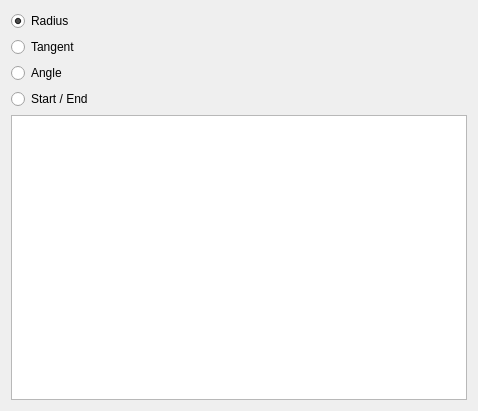
joelgraff/freecad.trails, file freecad/trails/resources/ui/edit_alignment_task.ui: the form before one commit.
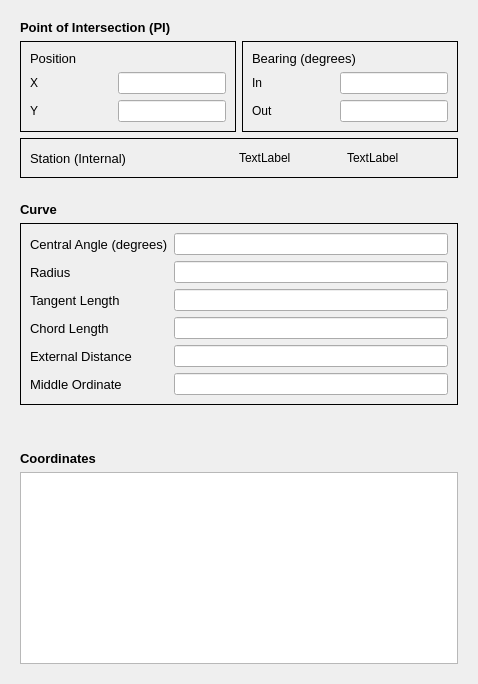
The form after the commit.

Commit message: redesigned edit alignment task panel

```diff
--- a/freecad/trails/resources/ui/edit_alignment_task.ui
+++ b/freecad/trails/resources/ui/edit_alignment_task.ui
@@ -7,7 +7,7 @@
     <x>0</x>
     <y>0</y>
     <width>478</width>
-    <height>411</height>
+    <height>577</height>
    </rect>
   </property>
   <property name="sizePolicy">
@@ -21,61 +21,423 @@
   </property>
   <layout class="QVBoxLayout" name="verticalLayout_2">
    <item>
-    <layout class="QVBoxLayout" name="verticalLayout" stretch="0,0,0,0,1">
-     <item>
-      <widget class="QRadioButton" name="radius_lock">
-       <property name="text">
-        <string>Radius</string>
-       </property>
-       <property name="checked">
-        <bool>true</bool>
-       </property>
-       <attribute name="buttonGroup">
-        <string notr="true">lock_group</string>
-       </attribute>
-      </widget>
-     </item>
-     <item>
-      <widget class="QRadioButton" name="tangent_lock">
-       <property name="text">
-        <string>Tangent</string>
-       </property>
-       <property name="checked">
-        <bool>false</bool>
-       </property>
-       <attribute name="buttonGroup">
-        <string notr="true">lock_group</string>
-       </attribute>
-      </widget>
-     </item>
-     <item>
-      <widget class="QRadioButton" name="angle_lock">
-       <property name="text">
-        <string>Angle</string>
-       </property>
-       <attribute name="buttonGroup">
-        <string notr="true">lock_group</string>
-       </attribute>
-      </widget>
-     </item>
-     <item>
-      <widget class="QRadioButton" name="start_end_lock">
-       <property name="text">
-        <string>Start / End</string>
-       </property>
-       <attribute name="buttonGroup">
-        <string notr="true">lock_group</string>
-       </attribute>
-      </widget>
-     </item>
-     <item>
-      <layout class="QVBoxLayout" name="verticalLayout_4">
-       <item>
-        <widget class="QTableView" name="tableView"/>
-       </item>
-      </layout>
-     </item>
-    </layout>
+    <widget class="QWidget" name="pi_widget" native="true">
+     <property name="sizePolicy">
+      <sizepolicy hsizetype="MinimumExpanding" vsizetype="MinimumExpanding">
+       <horstretch>0</horstretch>
+       <verstretch>0</verstretch>
+      </sizepolicy>
+     </property>
+     <layout class="QVBoxLayout" name="verticalLayout_3">
+      <item>
+       <layout class="QVBoxLayout" name="PI_layout" stretch="0,0,0">
+        <item>
+         <widget class="QLabel" name="label">
+          <property name="font">
+           <font>
+            <pointsize>10</pointsize>
+            <weight>75</weight>
+            <bold>true</bold>
+           </font>
+          </property>
+          <property name="text">
+           <string>Point of Intersection (PI)</string>
+          </property>
+         </widget>
+        </item>
+        <item>
+         <layout class="QHBoxLayout" name="horizontalLayout">
+          <item>
+           <widget class="QFrame" name="position_frame">
+            <property name="frameShape">
+             <enum>QFrame::Panel</enum>
+            </property>
+            <layout class="QVBoxLayout" name="position_layout" stretch="0,1">
+             <item>
+              <widget class="QLabel" name="label_2">
+               <property name="sizePolicy">
+                <sizepolicy hsizetype="Minimum" vsizetype="Minimum">
+                 <horstretch>0</horstretch>
+                 <verstretch>0</verstretch>
+                </sizepolicy>
+               </property>
+               <property name="font">
+                <font>
+                 <pointsize>10</pointsize>
+                </font>
+               </property>
+               <property name="text">
+                <string>Position</string>
+               </property>
+              </widget>
+             </item>
+             <item>
+              <layout class="QVBoxLayout" name="position_input" stretch="1,1">
+               <item>
+                <layout class="QHBoxLayout" name="horizontalLayout_3">
+                 <item>
+                  <widget class="QLabel" name="label_4">
+                   <property name="text">
+                    <string>X</string>
+                   </property>
+                  </widget>
+                 </item>
+                 <item>
+                  <spacer name="horizontalSpacer_2">
+                   <property name="orientation">
+                    <enum>Qt::Horizontal</enum>
+                   </property>
+                   <property name="sizeHint" stdset="0">
+                    <size>
+                     <width>40</width>
+                     <height>20</height>
+                    </size>
+                   </property>
+                  </spacer>
+                 </item>
+                 <item>
+                  <widget class="QLineEdit" name="lineEdit_2"/>
+                 </item>
+                </layout>
+               </item>
+               <item>
+                <layout class="QHBoxLayout" name="horizontalLayout_2">
+                 <item>
+                  <widget class="QLabel" name="label_3">
+                   <property name="text">
+                    <string>Y</string>
+                   </property>
+                  </widget>
+                 </item>
+                 <item>
+                  <spacer name="horizontalSpacer">
+                   <property name="orientation">
+                    <enum>Qt::Horizontal</enum>
+                   </property>
+                   <property name="sizeHint" stdset="0">
+                    <size>
+                     <width>40</width>
+                     <height>20</height>
+                    </size>
+                   </property>
+                  </spacer>
+                 </item>
+                 <item>
+                  <widget class="QLineEdit" name="lineEdit"/>
+                 </item>
+                </layout>
+               </item>
+              </layout>
+             </item>
+            </layout>
+           </widget>
+          </item>
+          <item>
+           <widget class="QFrame" name="bearing_frame">
+            <property name="frameShape">
+             <enum>QFrame::Panel</enum>
+            </property>
+            <layout class="QVBoxLayout" name="bearing_layout" stretch="0,1">
+             <item>
+              <widget class="QLabel" name="label_5">
+               <property name="sizePolicy">
+                <sizepolicy hsizetype="Minimum" vsizetype="Minimum">
+                 <horstretch>0</horstretch>
+                 <verstretch>0</verstretch>
+                </sizepolicy>
+               </property>
+               <property name="font">
+                <font>
+                 <pointsize>10</pointsize>
+                 <weight>50</weight>
+                 <bold>false</bold>
+                </font>
+               </property>
+               <property name="text">
+                <string>Bearing (degrees)</string>
+               </property>
+              </widget>
+             </item>
+             <item>
+              <layout class="QVBoxLayout" name="bearing_input" stretch="1,1">
+               <item>
+                <layout class="QHBoxLayout" name="horizontalLayout_6">
+                 <item>
+                  <widget class="QLabel" name="label_7">
+                   <property name="text">
+                    <string>In</string>
+                   </property>
+                  </widget>
+                 </item>
+                 <item>
+                  <spacer name="horizontalSpacer_5">
+                   <property name="orientation">
+                    <enum>Qt::Horizontal</enum>
+                   </property>
+                   <property name="sizeHint" stdset="0">
+                    <size>
+                     <width>40</width>
+                     <height>20</height>
+                    </size>
+                   </property>
+                  </spacer>
+                 </item>
+                 <item>
+                  <widget class="QLineEdit" name="lineEdit_4"/>
+                 </item>
+                </layout>
+               </item>
+               <item>
+                <layout class="QHBoxLayout" name="horizontalLayout_5">
+                 <item>
+                  <widget class="QLabel" name="label_6">
+                   <property name="text">
+                    <string>Out</string>
+                   </property>
+                  </widget>
+                 </item>
+                 <item>
+                  <spacer name="horizontalSpacer_6">
+                   <property name="orientation">
+                    <enum>Qt::Horizontal</enum>
+                   </property>
+                   <property name="sizeHint" stdset="0">
+                    <size>
+                     <width>40</width>
+                     <height>20</height>
+                    </size>
+                   </property>
+                  </spacer>
+                 </item>
+                 <item>
+                  <widget class="QLineEdit" name="lineEdit_3"/>
+                 </item>
+                </layout>
+               </item>
+              </layout>
+             </item>
+            </layout>
+           </widget>
+          </item>
+         </layout>
+        </item>
+        <item>
+         <widget class="QFrame" name="horizontalFrame_8">
+          <property name="frameShape">
+           <enum>QFrame::Panel</enum>
+          </property>
+          <layout class="QHBoxLayout" name="horizontalLayout_4" stretch="1,1,1,1">
+           <item>
+            <widget class="QLabel" name="Station">
+             <property name="font">
+              <font>
+               <pointsize>10</pointsize>
+              </font>
+             </property>
+             <property name="text">
+              <string>Station (Internal)</string>
+             </property>
+            </widget>
+           </item>
+           <item>
+            <spacer name="horizontalSpacer_7">
+             <property name="orientation">
+              <enum>Qt::Horizontal</enum>
+             </property>
+             <property name="sizeHint" stdset="0">
+              <size>
+               <width>40</width>
+               <height>20</height>
+              </size>
+             </property>
+            </spacer>
+           </item>
+           <item>
+            <widget class="QLabel" name="label_15">
+             <property name="text">
+              <string>TextLabel</string>
+             </property>
+            </widget>
+           </item>
+           <item>
+            <widget class="QLabel" name="label_16">
+             <property name="text">
+              <string>TextLabel</string>
+             </property>
+            </widget>
+           </item>
+          </layout>
+         </widget>
+        </item>
+       </layout>
+      </item>
+     </layout>
+    </widget>
+   </item>
+   <item>
+    <widget class="QWidget" name="one_ctr_curve_widget" native="true">
+     <property name="sizePolicy">
+      <sizepolicy hsizetype="MinimumExpanding" vsizetype="MinimumExpanding">
+       <horstretch>0</horstretch>
+       <verstretch>0</verstretch>
+      </sizepolicy>
+     </property>
+     <layout class="QVBoxLayout" name="verticalLayout">
+      <item>
+       <layout class="QVBoxLayout" name="curve_layout" stretch="0,0">
+        <item>
+         <widget class="QLabel" name="label_11">
+          <property name="sizePolicy">
+           <sizepolicy hsizetype="Minimum" vsizetype="Minimum">
+            <horstretch>0</horstretch>
+            <verstretch>0</verstretch>
+           </sizepolicy>
+          </property>
+          <property name="font">
+           <font>
+            <pointsize>10</pointsize>
+            <weight>75</weight>
+            <bold>true</bold>
+           </font>
+          </property>
+          <property name="text">
+           <string>Curve</string>
+          </property>
+         </widget>
+        </item>
+        <item>
+         <widget class="QFrame" name="formFrame">
+          <property name="frameShape">
+           <enum>QFrame::Panel</enum>
+          </property>
+          <layout class="QFormLayout" name="formLayout">
+           <item row="0" column="0">
+            <widget class="QLabel" name="label_12">
+             <property name="font">
+              <font>
+               <pointsize>10</pointsize>
+              </font>
+             </property>
+             <property name="text">
+              <string>Central Angle (degrees)</string>
+             </property>
+            </widget>
+           </item>
+           <item row="0" column="1">
+            <widget class="QLineEdit" name="lineEdit_7"/>
+           </item>
+           <item row="1" column="0">
+            <widget class="QLabel" name="label_13">
+             <property name="font">
+              <font>
+               <pointsize>10</pointsize>
+              </font>
+             </property>
+             <property name="text">
+              <string>Radius</string>
+             </property>
+            </widget>
+           </item>
+           <item row="1" column="1">
+            <widget class="QLineEdit" name="lineEdit_8"/>
+           </item>
+           <item row="2" column="0">
+            <widget class="QLabel" name="label_14">
+             <property name="font">
+              <font>
+               <pointsize>10</pointsize>
+              </font>
+             </property>
+             <property name="text">
+              <string>Tangent Length</string>
+             </property>
+            </widget>
+           </item>
+           <item row="2" column="1">
+            <widget class="QLineEdit" name="lineEdit_9"/>
+           </item>
+           <item row="3" column="0">
+            <widget class="QLabel" name="label_17">
+             <property name="font">
+              <font>
+               <pointsize>10</pointsize>
+              </font>
+             </property>
+             <property name="text">
+              <string>Chord Length</string>
+             </property>
+            </widget>
+           </item>
+           <item row="3" column="1">
+            <widget class="QLineEdit" name="lineEdit_10"/>
+           </item>
+           <item row="4" column="0">
+            <widget class="QLabel" name="label_18">
+             <property name="font">
+              <font>
+               <pointsize>10</pointsize>
+              </font>
+             </property>
+             <property name="text">
+              <string>External Distance</string>
+             </property>
+            </widget>
+           </item>
+           <item row="4" column="1">
+            <widget class="QLineEdit" name="lineEdit_11"/>
+           </item>
+           <item row="5" column="0">
+            <widget class="QLabel" name="label_19">
+             <property name="font">
+              <font>
+               <pointsize>10</pointsize>
+              </font>
+             </property>
+             <property name="text">
+              <string>Middle Ordinate</string>
+             </property>
+            </widget>
+           </item>
+           <item row="5" column="1">
+            <widget class="QLineEdit" name="lineEdit_12"/>
+           </item>
+          </layout>
+         </widget>
+        </item>
+       </layout>
+      </item>
+      <item>
+       <spacer name="verticalSpacer">
+        <property name="orientation">
+         <enum>Qt::Vertical</enum>
+        </property>
+        <property name="sizeHint" stdset="0">
+         <size>
+          <width>20</width>
+          <height>40</height>
+         </size>
+        </property>
+       </spacer>
+      </item>
+      <item>
+       <widget class="QLabel" name="label_20">
+        <property name="font">
+         <font>
+          <pointsize>10</pointsize>
+          <weight>75</weight>
+          <bold>true</bold>
+         </font>
+        </property>
+        <property name="text">
+         <string>Coordinates</string>
+        </property>
+       </widget>
+      </item>
+      <item>
+       <widget class="QTableView" name="tableView"/>
+      </item>
+     </layout>
+    </widget>
    </item>
   </layout>
  </widget>
```
Left out of the diff: 3 changed lines with no effect on the pictures.
